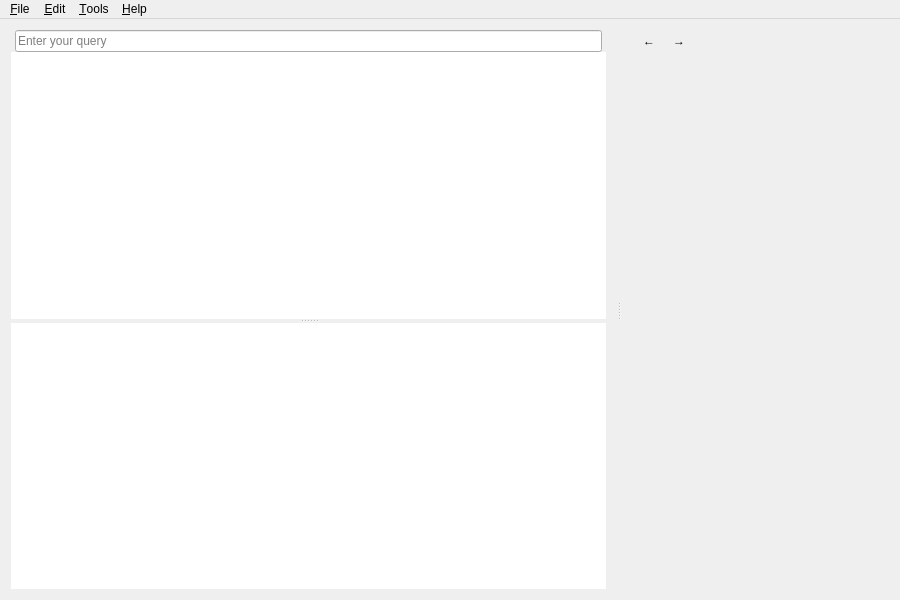
zealdocs/zeal, file src/libs/ui/mainwindow.ui: the form before one commit.
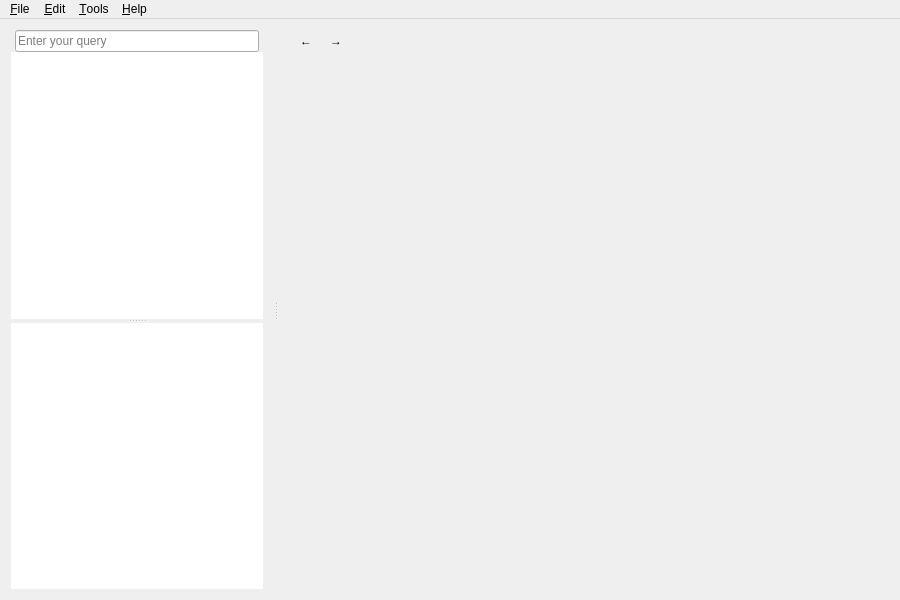
The form after the commit. Icons and pictures are not drawn. Custom widgets are drawn as their Qt base class.

Commit message: ui: Set minimal width for the web view and the side bar

What changed in the file:
```diff
--- a/src/libs/ui/mainwindow.ui
+++ b/src/libs/ui/mainwindow.ui
@@ -79,6 +79,12 @@
         </item>
         <item>
          <widget class="QSplitter" name="tocSplitter">
+          <property name="minimumSize">
+           <size>
+            <width>150</width>
+            <height>0</height>
+           </size>
+          </property>
           <property name="orientation">
            <enum>Qt::Vertical</enum>
           </property>
@@ -180,7 +186,14 @@
          </widget>
         </item>
         <item>
-         <widget class="QStackedWidget" name="webViewStack"/>
+         <widget class="QStackedWidget" name="webViewStack">
+          <property name="minimumSize">
+           <size>
+            <width>600</width>
+            <height>0</height>
+           </size>
+          </property>
+         </widget>
         </item>
        </layout>
       </widget>
```
